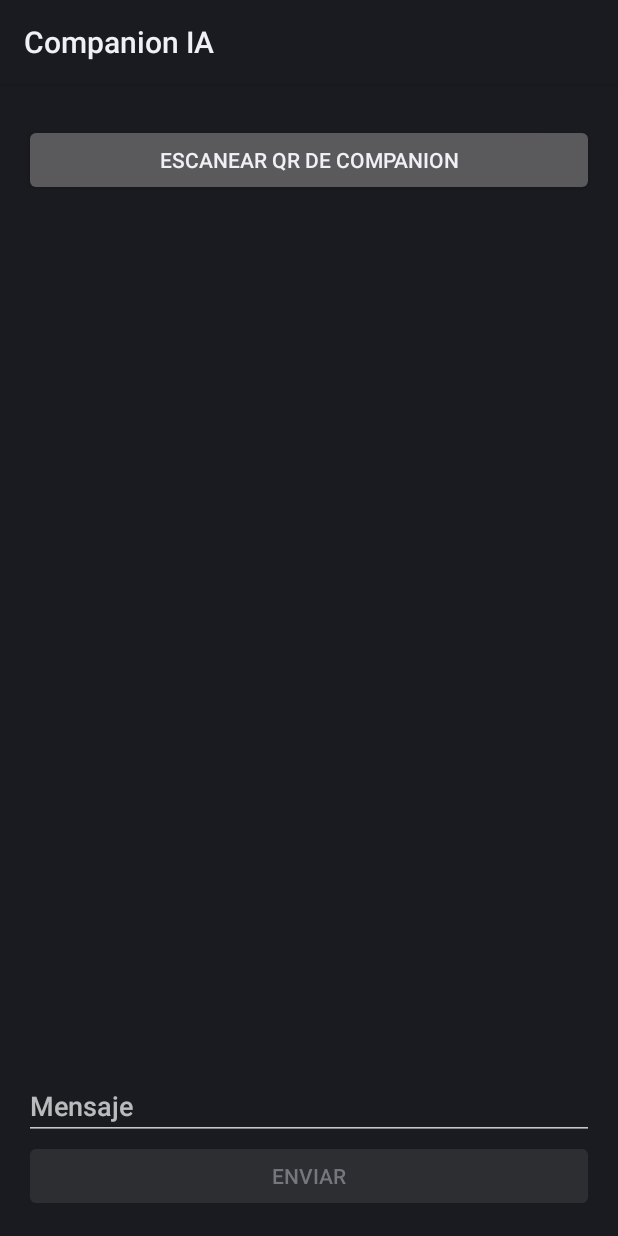
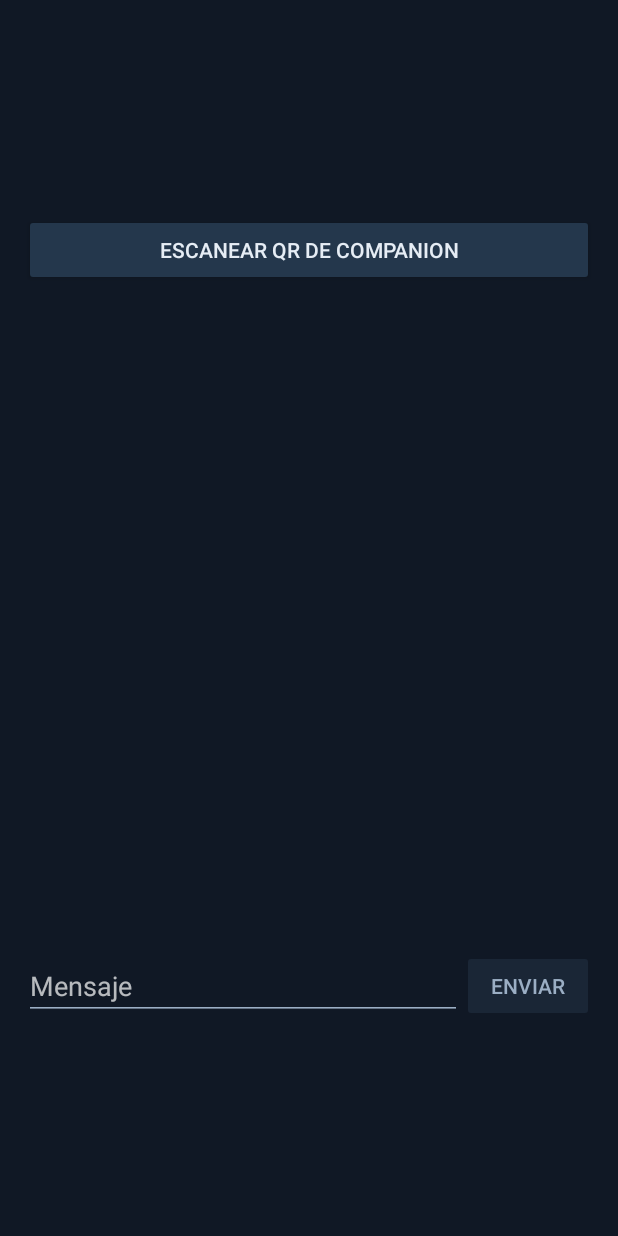
Before and after one commit to fabianfaaaal/companion-ia, an Android app: the screen it shows after launch (ChatActivity), on a phone screen of 412 x 824 dp. Run offline under Robolectric (Android 15) with nearby library versions, the phone set to English and light mode, and no system bars; libraries missing offline, so code that uses them is left out: com.google.zxing.integration; 1 statement that could not run was skipped.

Commit message:
Share the robot icon and make Android chat dark (#12)
* feat: welcome users and guide initial memory and voice setup

* feat: add versioned context cards and reviewable learning

* feat: add portable folder snapshots and recoverable restore

* feat: prepare Windows engines with consent and cancellation

* feat: separate user-selected personal archives from application files

* feat: integrate guided setup context learning and folder restore

* test: make Windows setup simulations and archive paths portable

* fix: show measured setup progress and recover Ollama discovery

* fix: bundle mandatory TLS resources and start installed Ollama from chat

* Add local push-to-talk Handy mode

* Add standalone Windows reader and clarify project quickstart

* Add account-free Android QR chat alpha

* Make English the default README and preserve Spanish

* Share Companion robot icon and use an inset-aware dark Android chat

---------

Co-authored-by: Fabián <13768475+fabianfaaaal@users.noreply.github.com>

```diff
--- a/android/app/src/main/AndroidManifest.xml
+++ b/android/app/src/main/AndroidManifest.xml
@@ -1,7 +1,7 @@
 <manifest xmlns:android="http://schemas.android.com/apk/res/android">
     <uses-permission android:name="android.permission.INTERNET" />
-    <application android:label="Companion IA" android:usesCleartextTraffic="false">
-        <activity android:name=".ChatActivity" android:exported="true">
+    <application android:label="Companion IA" android:icon="@drawable/companion_robot" android:theme="@style/CompanionTheme" android:usesCleartextTraffic="false">
+        <activity android:name=".ChatActivity" android:exported="true" android:windowSoftInputMode="adjustResize">
             <intent-filter>
                 <action android:name="android.intent.action.MAIN" />
                 <category android:name="android.intent.category.LAUNCHER" />
--- a/android/app/src/main/java/com/companionia/mobile/ChatActivity.java
+++ b/android/app/src/main/java/com/companionia/mobile/ChatActivity.java
@@ -3,7 +3,10 @@ package com.companionia.mobile;
 import android.app.Activity;
 import android.content.Intent;
 import android.os.Bundle;
-import android.text.InputType;
+import android.os.Build;
+import android.view.Gravity;
+import android.view.View;
+import android.view.WindowInsets;
 import android.widget.*;
 import org.json.JSONObject;
 import java.io.ByteArrayOutputStream;
@@ -29,9 +32,23 @@ public class ChatActivity extends Activity {
 
     @Override public void onCreate(Bundle state) {
         super.onCreate(state);
+        LinearLayout safeArea = new LinearLayout(this);
+        safeArea.setOrientation(LinearLayout.VERTICAL);
+        safeArea.setPadding(dp(16), dp(8), dp(16), dp(8));
+        if (Build.VERSION.SDK_INT >= 30) {
+            getWindow().setDecorFitsSystemWindows(false);
+            safeArea.setOnApplyWindowInsetsListener((view, insets) -> {
+                android.graphics.Insets edges = insets.getInsets(
+                        WindowInsets.Type.systemBars() | WindowInsets.Type.displayCutout()
+                                | WindowInsets.Type.ime());
+                view.setPadding(edges.left + dp(16), edges.top + dp(8),
+                        edges.right + dp(16), edges.bottom + dp(8));
+                return insets;
+            });
+        }
         LinearLayout layout = new LinearLayout(this);
         layout.setOrientation(LinearLayout.VERTICAL);
-        layout.setPadding(24, 40, 24, 24);
+        layout.setGravity(Gravity.CENTER_HORIZONTAL);
         Button scan = new Button(this);
         scan.setText("Escanear QR de Companion");
         scan.setOnClickListener(view -> new IntentIntegrator(this)
@@ -42,13 +59,31 @@ public class ChatActivity extends Activity {
         transcript.setTextIsSelectable(true);
         scroll.addView(transcript);
         layout.addView(scroll, new LinearLayout.LayoutParams(-1, 0, 1));
-        message = field(layout, "Mensaje");
+        LinearLayout composer = new LinearLayout(this);
+        composer.setGravity(Gravity.CENTER_VERTICAL);
+        message = new EditText(this);
+        message.setHint("Mensaje");
+        message.setMaxLines(3);
+        composer.addView(message, new LinearLayout.LayoutParams(0, -2, 1));
         send = new Button(this);
         send.setText("Enviar");
+        send.setBackgroundTintList(new android.content.res.ColorStateList(
+                new int[][]{{-android.R.attr.state_enabled}, {}},
+                new int[]{0xff1a2636, 0xff75e4c2}));
+        send.setTextColor(new android.content.res.ColorStateList(
+                new int[][]{{-android.R.attr.state_enabled}, {}},
+                new int[]{0xff9baec4, 0xff10251f}));
         send.setEnabled(false);
         send.setOnClickListener(view -> sendMessage());
-        layout.addView(send);
-        setContentView(layout);
+        composer.addView(send);
+        layout.addView(composer, new LinearLayout.LayoutParams(-1, -2));
+        safeArea.addView(new View(this), new LinearLayout.LayoutParams(1, 0, 1));
+        safeArea.addView(layout, new LinearLayout.LayoutParams(-1, 0, 4));
+        safeArea.addView(new View(this), new LinearLayout.LayoutParams(1, 0, 1));
+        safeArea.setFocusableInTouchMode(true);
+        setContentView(safeArea);
+        safeArea.requestFocus();
+        safeArea.requestApplyInsets();
     }
 
     @Override protected void onActivityResult(int requestCode, int resultCode, Intent data) {
@@ -59,11 +94,8 @@ public class ChatActivity extends Activity {
         super.onActivityResult(requestCode, resultCode, data);
     }
 
-    private EditText field(LinearLayout layout, String hint) {
-        EditText field = new EditText(this);
-        field.setHint(hint);
-        layout.addView(field);
-        return field;
+    private int dp(int value) {
+        return Math.round(value * getResources().getDisplayMetrics().density);
     }
 
     private void sendMessage() {
--- /dev/null
+++ b/android/app/src/main/res/values/styles.xml
@@ -0,0 +1,16 @@
+<resources>
+    <style name="CompanionTheme" parent="android:style/Theme.Material.NoActionBar">
+        <item name="android:windowBackground">#101825</item>
+        <item name="android:colorBackground">#101825</item>
+        <item name="android:colorPrimary">#101825</item>
+        <item name="android:colorAccent">#75e4c2</item>
+        <item name="android:textColorPrimary">#e6edf5</item>
+        <item name="android:textColorSecondary">#9baec4</item>
+        <item name="android:colorButtonNormal">#24374c</item>
+        <item name="android:statusBarColor">#101825</item>
+        <item name="android:navigationBarColor">#101825</item>
+        <item name="android:windowLightStatusBar">false</item>
+        <item name="android:windowLightNavigationBar">false</item>
+        <item name="android:forceDarkAllowed">false</item>
+    </style>
+</resources>
```
Also changed, not shown: android/app/src/main/res/drawable-nodpi/companion_robot.png (added), 4 other files.
